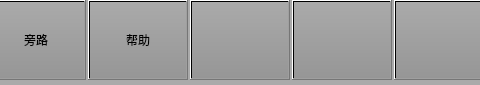
Old version of the form navigator.ui in the repository 994656234/HHL; both pictures show x 330 to 810 and y 0 to 85 of the 1024 by 85 pixel window.
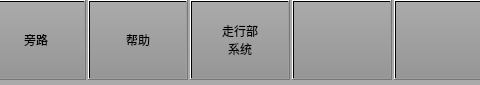
New version of the form. Icons and pictures are not drawn.

Patch:
```diff
--- a/navigator.ui
+++ b/navigator.ui
@@ -132,7 +132,8 @@
     <string notr="true"/>
    </property>
    <property name="text">
-    <string/>
+    <string>走行部
+系统</string>
    </property>
   </widget>
   <widget class="QPushButton" name="BTNSkipback">
```
Left out of the diff: 2 changed lines with no effect on the pictures.
